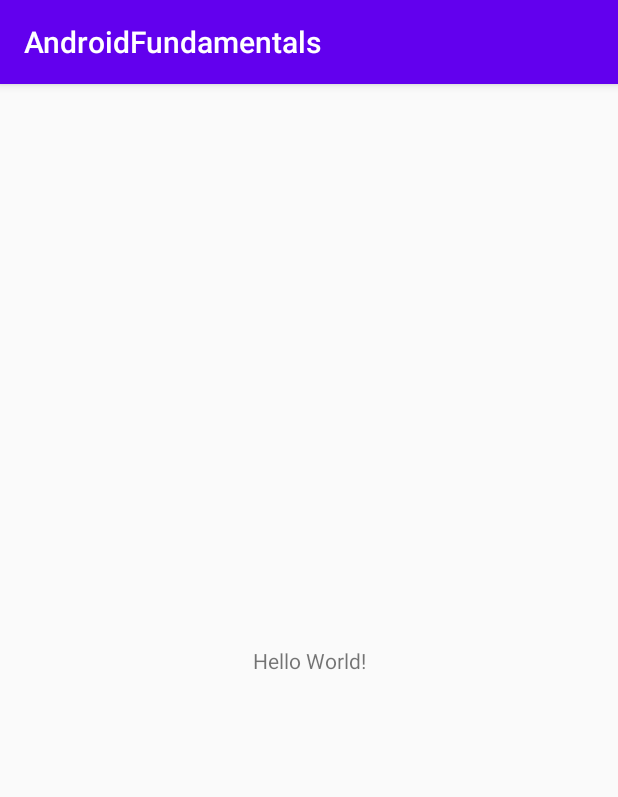
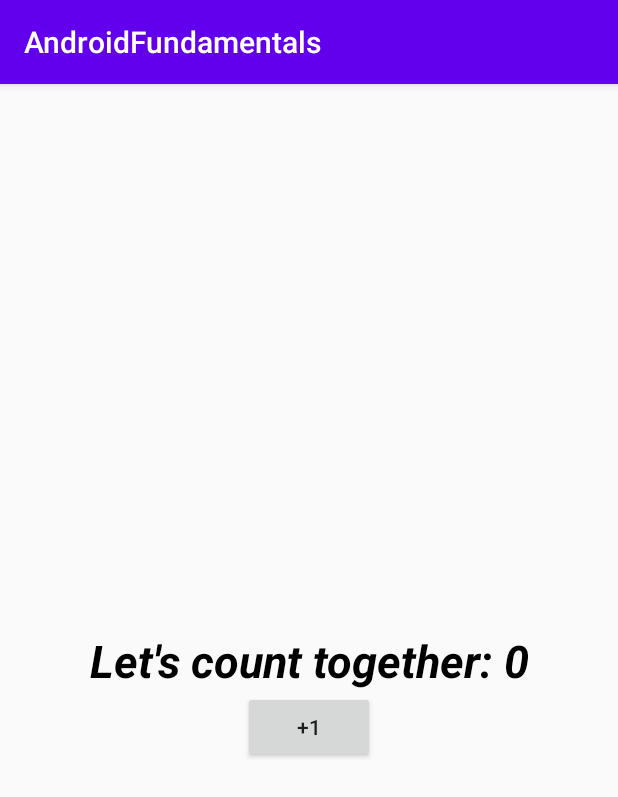
Before and after one commit to vilfrack/AndroidBasic, an Android app: the screen it shows after launch (MainActivity), on a phone screen of 412 x 824 dp. Shown: the top 797 px of the screen. Run offline under Robolectric (Android 15) with nearby library versions, the phone set to English and light mode, and no system bars.

Commit message:
Created layout with one button and textview, where add one value for click in button

```diff
--- a/app/src/main/java/com/androidfundamentals/MainActivity.kt
+++ b/app/src/main/java/com/androidfundamentals/MainActivity.kt
@@ -3,6 +3,7 @@ package com.androidfundamentals
 import androidx.appcompat.app.AppCompatActivity
 import android.os.Bundle
 import android.util.Log
+import kotlinx.android.synthetic.main.activity_main.*
 import java.util.*
 import kotlin.math.log
 
@@ -10,7 +11,11 @@ class MainActivity : AppCompatActivity() {
     override fun onCreate(savedInstanceState: Bundle?) {
         super.onCreate(savedInstanceState)
         setContentView(R.layout.activity_main)
-
+        var count =0
+        btnCount.setOnClickListener {
+            count++
+            tvCount.text = "Let's count together: $count"
+        }
     }
 
 
--- a/app/src/main/res/layout/activity_main.xml
+++ b/app/src/main/res/layout/activity_main.xml
@@ -7,12 +7,25 @@
     tools:context=".MainActivity">
 
     <TextView
+        android:id="@+id/tvCount"
         android:layout_width="wrap_content"
         android:layout_height="wrap_content"
-        android:text="Hello World!"
+        android:text="Let's count together: 0"
+        android:textAlignment="center"
+        android:textColor="@android:color/black"
+        android:textSize="30sp"
+        android:textStyle="italic|bold"
         app:layout_constraintBottom_toBottomOf="parent"
-        app:layout_constraintLeft_toLeftOf="parent"
-        app:layout_constraintRight_toRightOf="parent"
+        app:layout_constraintEnd_toEndOf="parent"
+        app:layout_constraintStart_toStartOf="parent"
         app:layout_constraintTop_toTopOf="parent" />
 
+    <Button
+        android:id="@+id/btnCount"
+        android:layout_width="wrap_content"
+        android:layout_height="wrap_content"
+        android:text="+1"
+        app:layout_constraintEnd_toEndOf="parent"
+        app:layout_constraintStart_toStartOf="parent"
+        app:layout_constraintTop_toBottomOf="@+id/tvCount" />
 </androidx.constraintlayout.widget.ConstraintLayout>
--- a/app/src/main/res/values/colors.xml
+++ b/app/src/main/res/values/colors.xml
@@ -3,4 +3,5 @@
     <color name="colorPrimary">#6200EE</color>
     <color name="colorPrimaryDark">#3700B3</color>
     <color name="colorAccent">#03DAC5</color>
+    <color name="green">#0BEC31</color>
 </resources>
```
